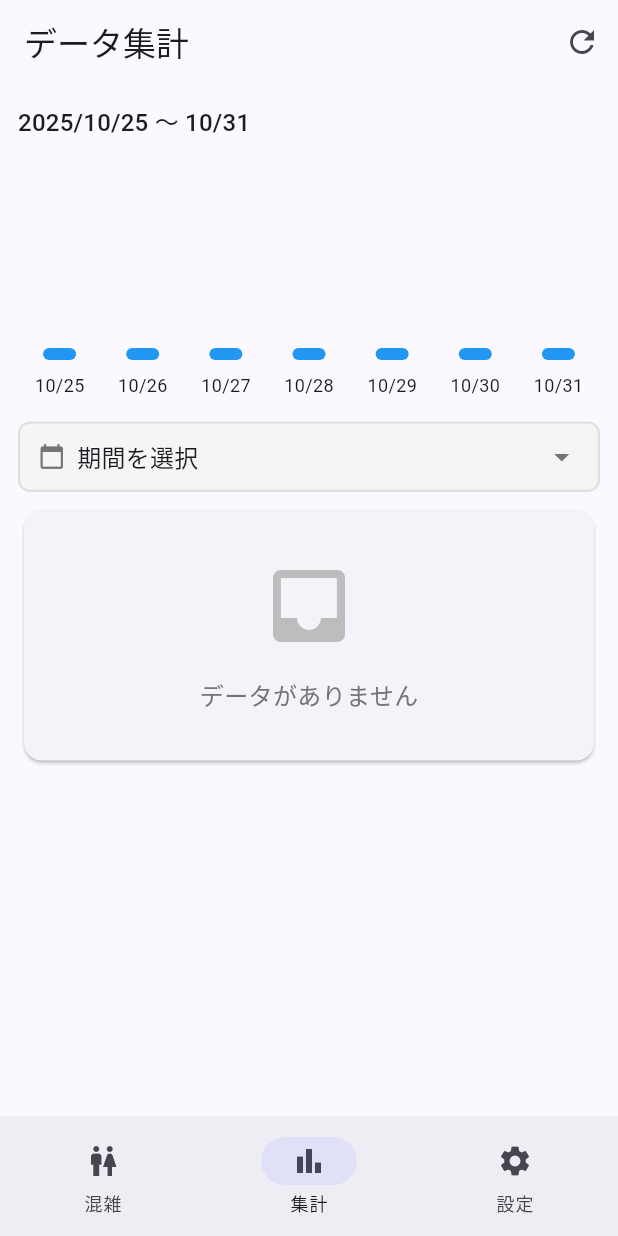
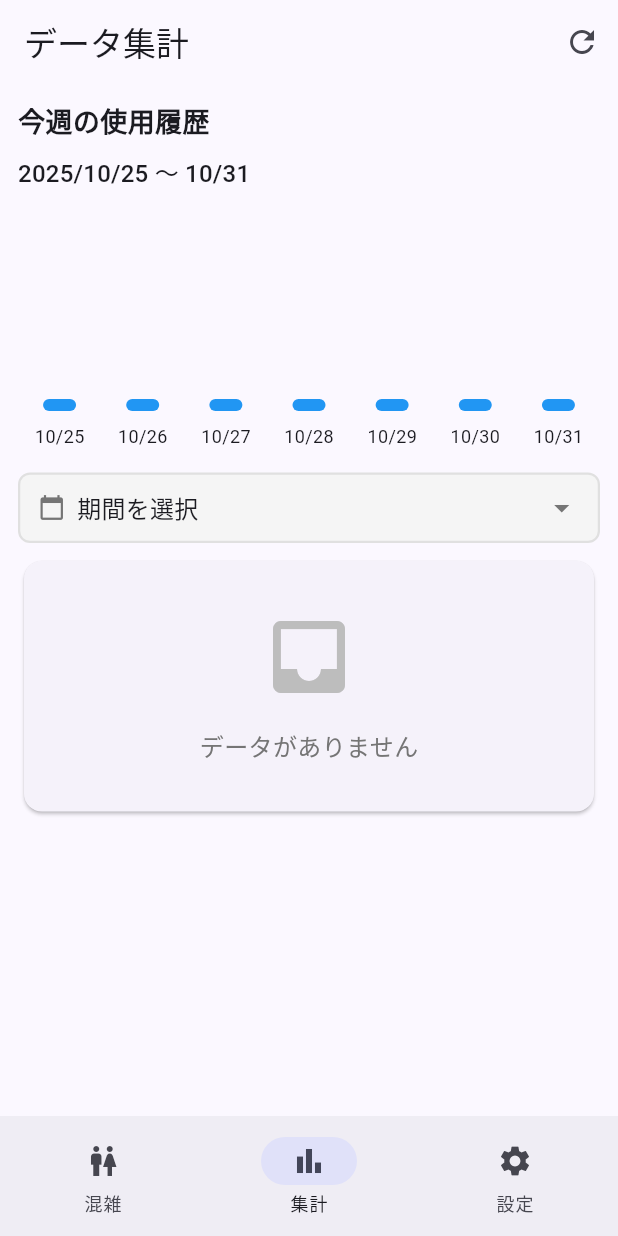
Before and after one commit to nao-aso/flutter_toilet_app, a Flutter app: the screen it shows after launch, item 2 of the bottom bar chosen, after a tap on the "refresh" icon, on a phone screen of 412 x 824 dp. Run offline on Flutter 3.47's test engine with Material 3 defaults, Android fonts, the light colour scheme and no system bars; our stand-ins replace cloud_firestore, firebase_auth, firebase_core, firebase_messaging, flutter_local_notifications, font_awesome_flutter and 1 more; accounts and stored records are empty.

Commit message:
日本標準に合わせたのと、今週の使用履歴の表示を追加

```diff
--- a/lib/features/analytics/presentation/analytics_page.dart
+++ b/lib/features/analytics/presentation/analytics_page.dart
@@ -45,9 +45,9 @@ class _AnalyticsPageState extends State<AnalyticsPage> {
           'floor': data['floor'] ?? '',
           'toilet_id': data['toilet_id'] ?? '',
           'duration_sec': (data['duration_sec'] ?? 0.0).toDouble(),
-          'start_time': (data['start_time'] as Timestamp?)?.toDate(),
-          'end_time': (data['end_time'] as Timestamp?)?.toDate(),
-          'created_at': (data['created_at'] as Timestamp?)?.toDate(),
+          'start_time': (data['start_time'] as Timestamp?)?.toDate().add(Duration(hours: 9)),
+          'end_time': (data['end_time'] as Timestamp?)?.toDate().add(Duration(hours: 9)),
+          'created_at': (data['created_at'] as Timestamp?)?.toDate().add(Duration(hours: 9)),
         });
       }
 
@@ -237,6 +237,13 @@ class _AnalyticsPageState extends State<AnalyticsPage> {
         child: ListView(
           padding: const EdgeInsets.all(12),
           children: [
+            if (selectedDayIndex == null && selectedDateRange == null)
+              const Text(
+                '今週の使用履歴',
+                style: TextStyle(fontSize: 18, fontWeight: FontWeight.bold),
+              ),
+            if (selectedDayIndex == null && selectedDateRange == null)
+              const SizedBox(height: 8),
             Text(
               selectedDayIndex != null
                   ? days[selectedDayIndex!]
```
